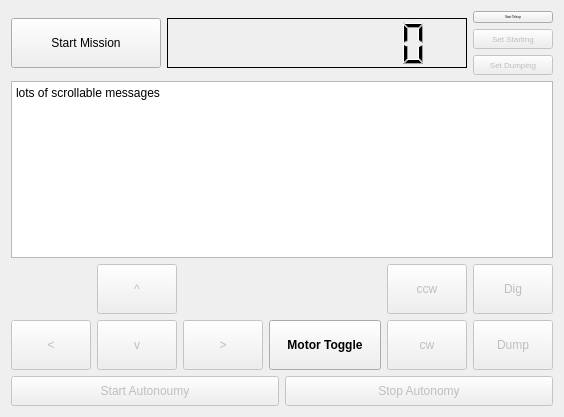
First picture: the form in src/tfr_mission_control/src/tfr_mission_control/mission_control.ui, repository TrickfireRobotics/NasaRmc2018, before the edit.
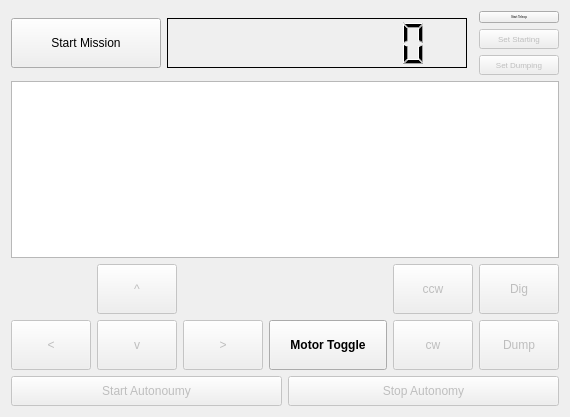
Second picture: the form after the edit.

Commit message: added in scrolling status window plumbing

```diff
--- a/src/tfr_mission_control/src/tfr_mission_control/mission_control.ui
+++ b/src/tfr_mission_control/src/tfr_mission_control/mission_control.ui
@@ -9,7 +9,7 @@
    <rect>
     <x>0</x>
     <y>0</y>
-    <width>558</width>
+    <width>570</width>
     <height>417</height>
    </rect>
   </property>
@@ -100,7 +100,7 @@
           <bool>true</bool>
          </property>
          <property name="sizePolicy">
-          <sizepolicy hsizetype="Minimum" vsizetype="Fixed">
+          <sizepolicy hsizetype="Maximum" vsizetype="Fixed">
            <horstretch>0</horstretch>
            <verstretch>0</verstretch>
           </sizepolicy>
@@ -174,10 +174,12 @@
     </layout>
    </item>
    <item>
-    <widget class="QPlainTextEdit" name="plainTextEdit">
+    <widget class="QPlainTextEdit" name="status_log">
+     <property name="readOnly">
+      <bool>true</bool>
+     </property>
      <property name="plainText">
-      <string>lots of scrollable messages
-</string>
+      <string/>
      </property>
     </widget>
    </item>
```
The commit also changes 2 other files.
